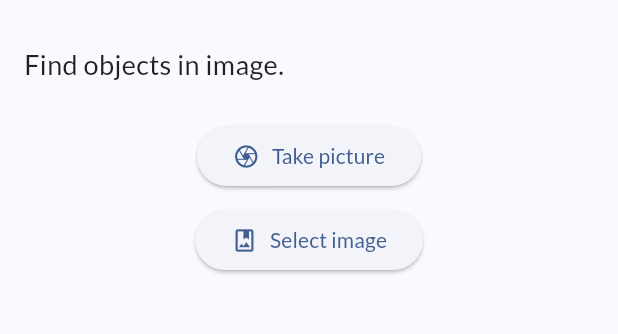
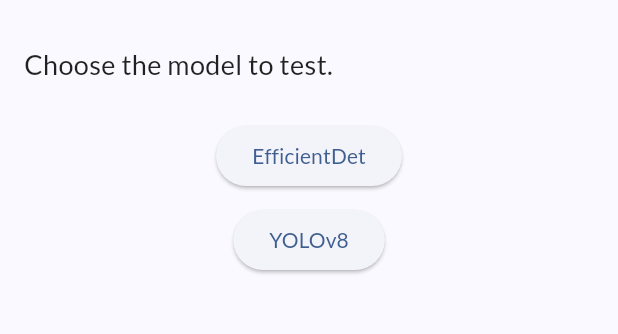
Before and after one commit to supershadoe/obj_detection, a Flutter app: the screen it shows after launch, on a phone screen of 412 x 824 dp, the part 63-397 px from its top. Run offline on Flutter 3.47's test engine with Material 3 defaults, Android fonts, the phone set to English and light mode, and no system bars; our stand-ins replace image_picker; missing offline and left inert: tflite_flutter.

Commit message:
Add a page to choose model

```diff
--- /dev/null
+++ b/lib/choose_model.dart
@@ -0,0 +1,67 @@
+import 'package:flutter/material.dart';
+
+import 'detectors/efficientdet.dart';
+import 'detectors/yolov8.dart';
+import 'recog.dart';
+
+class ChooseModelScreen extends StatelessWidget {
+  const ChooseModelScreen({super.key});
+
+  void navigate(
+    BuildContext context,
+    Widget Function(BuildContext) builder,
+  ) {
+    Navigator.of(context).push(MaterialPageRoute(builder: builder));
+  }
+
+  @override
+  Widget build(BuildContext context) {
+    return Scaffold(
+      appBar: AppBar(
+        title: const Text('Obj detection'),
+        elevation: 0,
+      ),
+      body: Padding(
+        padding: const EdgeInsets.all(16),
+        child: Column(
+          crossAxisAlignment: CrossAxisAlignment.start,
+          children: [
+            const Text(
+              'Choose the model to test.',
+              style: TextStyle(fontSize: 18),
+            ),
+            const SizedBox(height: 24),
+            Center(
+              child: Column(
+                mainAxisAlignment: MainAxisAlignment.spaceEvenly,
+                children: [
+                  ElevatedButton(
+                    onPressed: () => navigate(
+                      context,
+                      (context) => EfficientDetBuilder(
+                        builder: (context) =>
+                            const RecogScreen(modelName: 'EfficientDet'),
+                      ),
+                    ),
+                    child: const Text('EfficientDet'),
+                  ),
+                  const SizedBox(height: 8),
+                  ElevatedButton(
+                    onPressed: () => navigate(
+                      context,
+                      (context) => YoloV8Builder(
+                        builder: (context) =>
+                            const RecogScreen(modelName: 'YOLOv8'),
+                      ),
+                    ),
+                    child: const Text('YOLOv8'),
+                  ),
+                ],
+              ),
+            ),
+          ],
+        ),
+      ),
+    );
+  }
+}
--- a/lib/main.dart
+++ b/lib/main.dart
@@ -1,7 +1,5 @@
 import 'package:flutter/material.dart';
-import 'detectors/efficientdet.dart';
-import 'detectors/yolov8.dart';
-import 'recog.dart';
+import 'choose_model.dart';
 
 void main() {
   runApp(const MyApp());
@@ -20,7 +18,7 @@ class MyApp extends StatelessWidget {
           seedColor: const Color.fromARGB(255, 11, 89, 168),
         ),
       ),
-      home: YoloV8Builder(builder: (context) => const RecogScreen()),
+      home: const ChooseModelScreen(),
     );
   }
 }
--- a/lib/recog.dart
+++ b/lib/recog.dart
@@ -1,40 +1,13 @@
-import 'dart:async';
 import 'dart:io';
 
 import 'package:flutter/material.dart';
 import 'package:image_picker/image_picker.dart';
 import 'interpreter/api.dart' show InterpreterWidget, Result;
-
-class _IconButton extends StatelessWidget {
-  final String text;
-  final IconData icon;
-  final FutureOr<void> Function() onPressed;
-  const _IconButton({
-    required this.text,
-    required this.icon,
-    required this.onPressed,
-  });
-
-  @override
-  Widget build(BuildContext context) {
-    return ElevatedButton(
-      onPressed: onPressed,
-      child: Row(
-        mainAxisSize: MainAxisSize.min,
-        children: [
-          Icon(icon),
-          Padding(
-            padding: const EdgeInsetsDirectional.only(start: 8),
-            child: Text(text),
-          ),
-        ],
-      ),
-    );
-  }
-}
+import 'widgets.dart';
 
 class RecogScreen extends StatefulWidget {
-  const RecogScreen({super.key});
+  final String modelName;
+  const RecogScreen({super.key, required this.modelName});
 
   @override
   State<RecogScreen> createState() => _RecogScreenState();
@@ -90,7 +63,7 @@ class _RecogScreenState extends State<RecogScreen> {
       },
       child: Scaffold(
         appBar: AppBar(
-          title: const Text('Obj detection'),
+          title: Text(widget.modelName),
           elevation: 0,
         ),
         body: Padding(
@@ -107,14 +80,14 @@ class _RecogScreenState extends State<RecogScreen> {
                 child: Column(
                   mainAxisAlignment: MainAxisAlignment.spaceEvenly,
                   children: [
-                    _IconButton(
+                    IconTextButton(
                       text: 'Take picture',
                       icon: Icons.camera_outlined,
                       onPressed: () =>
                           _onPress(context, picker, ImageSource.camera),
                     ),
                     const SizedBox(height: 8),
-                    _IconButton(
+                    IconTextButton(
                       text: 'Select image',
                       icon: Icons.photo_album_outlined,
                       onPressed: () =>
```
Also changed, not shown: lib/widgets.dart (added, +31 -0 lines).
